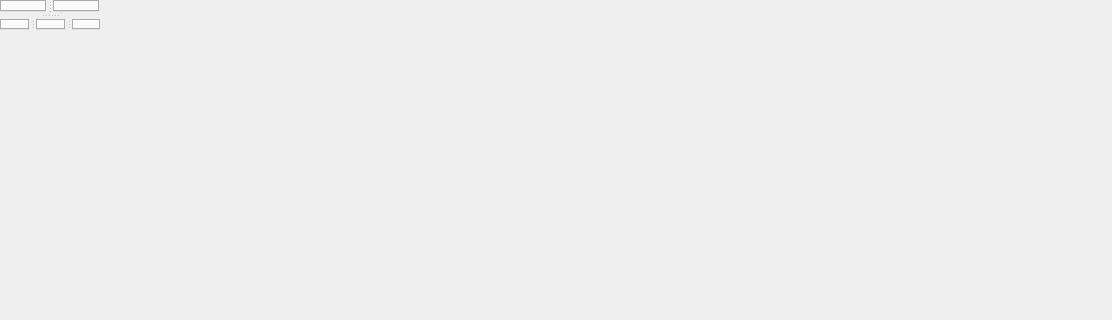
Before: the Qt Designer form damaker_gui/windows/MainWindowV2.ui in sebbeutler/DAMAKER_old, drawn with Qt 5; both pictures show x 0 to 1112 and y 0 to 320 of the 1112 by 758 pixel window.
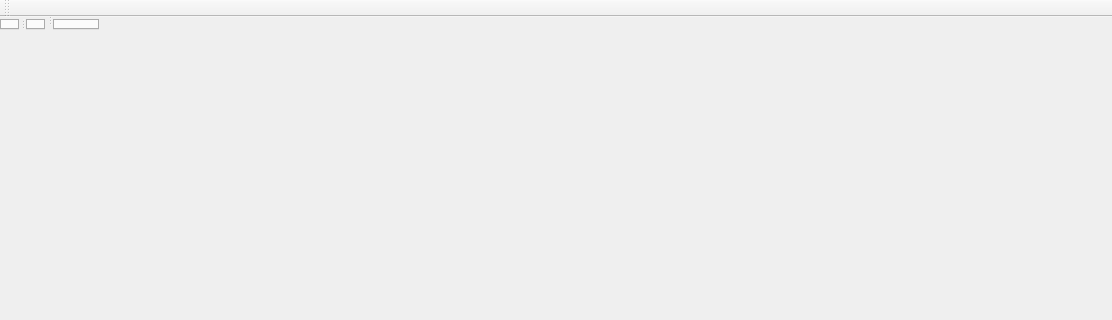
After: the same form once the commit is applied. Icons and pictures are not drawn. Custom widgets are drawn as their Qt base class.

```diff
--- a/damaker_gui/windows/MainWindowV2.ui
+++ b/damaker_gui/windows/MainWindowV2.ui
@@ -34,7 +34,7 @@
     <string notr="true"/>
    </property>
    <property name="orientation">
-    <enum>Qt::Vertical</enum>
+    <enum>Qt::Horizontal</enum>
    </property>
    <property name="handleWidth">
     <number>7</number>
@@ -50,7 +50,7 @@
      <string notr="true"/>
     </property>
     <property name="orientation">
-     <enum>Qt::Horizontal</enum>
+     <enum>Qt::Vertical</enum>
     </property>
     <property name="handleWidth">
      <number>7</number>
@@ -66,16 +66,44 @@
       <string notr="true"/>
      </property>
     </widget>
-    <widget class="ContentDock" name="dock1_2">
-     <property name="sizePolicy">
-      <sizepolicy hsizetype="Preferred" vsizetype="Preferred">
-       <horstretch>0</horstretch>
-       <verstretch>0</verstretch>
-      </sizepolicy>
+    <widget class="QSplitter" name="splitter_vertical1_1">
+     <property name="baseSize">
+      <size>
+       <width>0</width>
+       <height>900</height>
+      </size>
      </property>
      <property name="styleSheet">
       <string notr="true"/>
      </property>
+     <property name="orientation">
+      <enum>Qt::Horizontal</enum>
+     </property>
+     <property name="handleWidth">
+      <number>7</number>
+     </property>
+     <widget class="ContentDock" name="dock1_2">
+      <property name="sizePolicy">
+       <sizepolicy hsizetype="Preferred" vsizetype="Preferred">
+        <horstretch>0</horstretch>
+        <verstretch>0</verstretch>
+       </sizepolicy>
+      </property>
+      <property name="styleSheet">
+       <string notr="true"/>
+      </property>
+     </widget>
+     <widget class="ContentDock" name="dock1_3">
+      <property name="sizePolicy">
+       <sizepolicy hsizetype="Preferred" vsizetype="Preferred">
+        <horstretch>0</horstretch>
+        <verstretch>0</verstretch>
+       </sizepolicy>
+      </property>
+      <property name="styleSheet">
+       <string notr="true"/>
+      </property>
+     </widget>
     </widget>
    </widget>
    <widget class="QSplitter" name="splitter_vertical2">
@@ -86,7 +114,7 @@
      </sizepolicy>
     </property>
     <property name="orientation">
-     <enum>Qt::Horizontal</enum>
+     <enum>Qt::Vertical</enum>
     </property>
     <property name="opaqueResize">
      <bool>true</bool>
@@ -116,17 +144,6 @@
       <string notr="true"/>
      </property>
     </widget>
-    <widget class="ContentDock" name="dock2_3">
-     <property name="sizePolicy">
-      <sizepolicy hsizetype="Preferred" vsizetype="Preferred">
-       <horstretch>0</horstretch>
-       <verstretch>0</verstretch>
-      </sizepolicy>
-     </property>
-     <property name="styleSheet">
-      <string notr="true"/>
-     </property>
-    </widget>
    </widget>
   </widget>
   <widget class="QMenuBar" name="menubar">
@@ -146,6 +163,17 @@
    </property>
   </widget>
   <widget class="QStatusBar" name="statusbar"/>
+  <widget class="QToolBar" name="toolBar">
+   <property name="windowTitle">
+    <string>toolBar</string>
+   </property>
+   <attribute name="toolBarArea">
+    <enum>TopToolBarArea</enum>
+   </attribute>
+   <attribute name="toolBarBreak">
+    <bool>false</bool>
+   </attribute>
+  </widget>
  </widget>
  <customwidgets>
   <customwidget>
```
